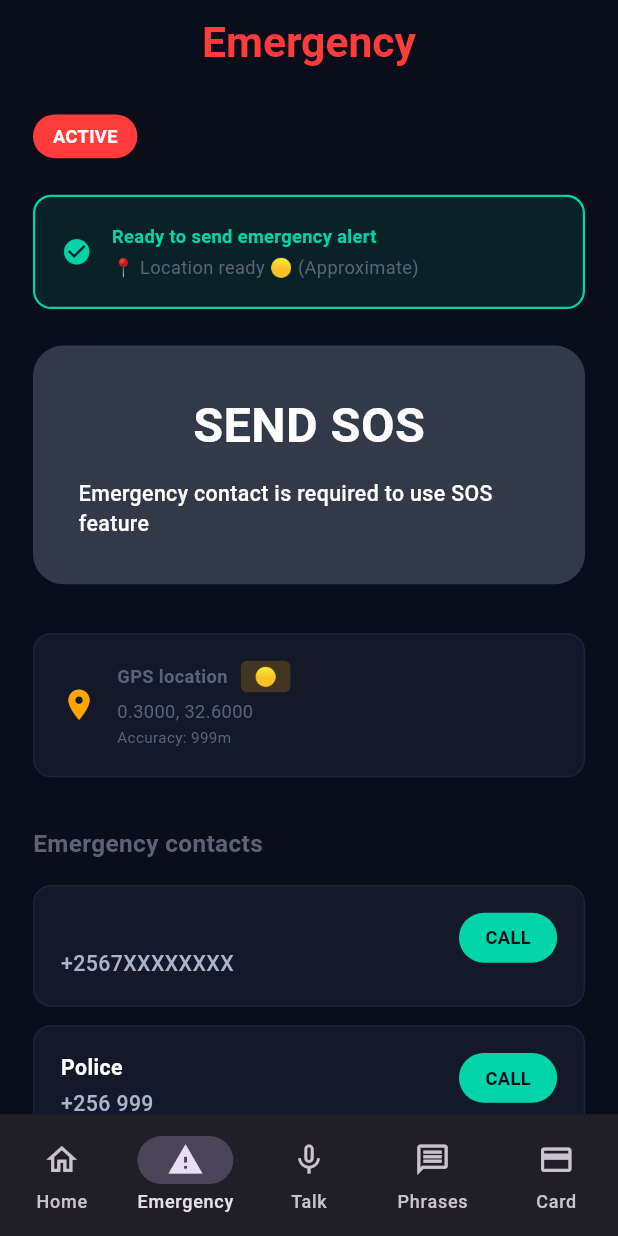
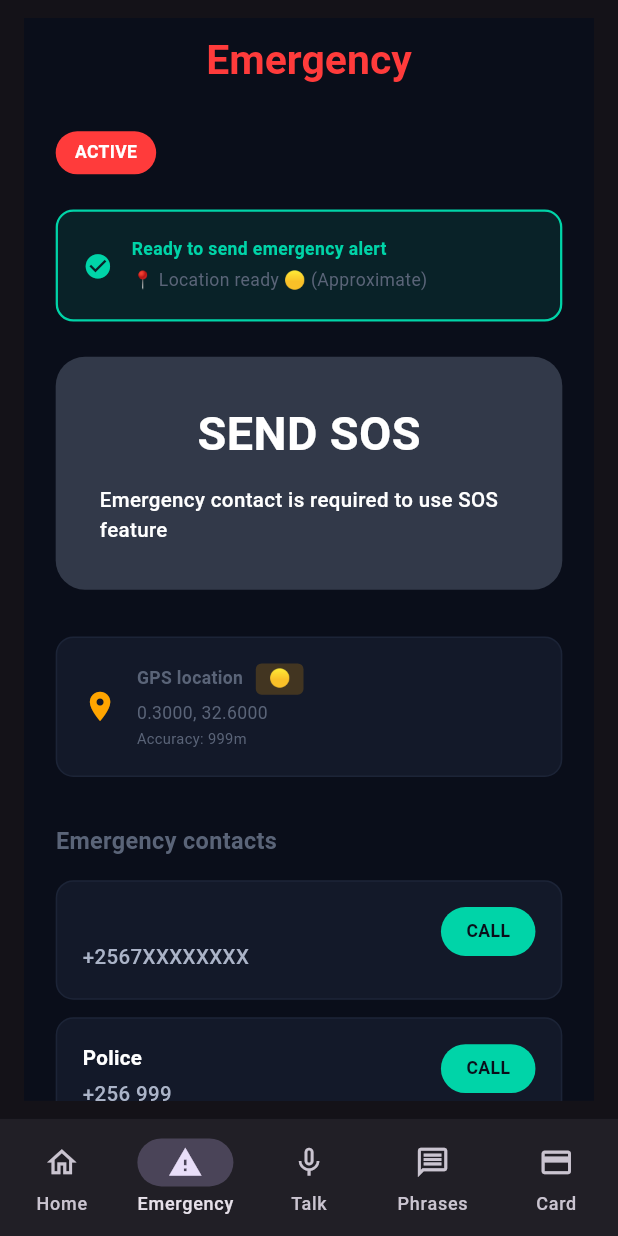
Before and after one commit to Boniface-devote/silenthelp-, a Flutter app: the EmergencyScreen screen opened by its route, on a phone screen of 412 x 824 dp. Run offline on Flutter 3.47's test engine with Material 3 defaults, Android fonts, the light colour scheme and no system bars; our stand-ins replace easy_localization, flutter_native_contact_picker_plus, flutter_riverpod, flutter_screenutil, flutter_tts, geocoding and 7 more; missing offline and left inert: a package; accounts and stored records are empty.

```diff
--- a/lib/app.dart
+++ b/lib/app.dart
@@ -27,7 +27,7 @@ class SilentHelpApp extends ConsumerWidget {
     }
 
     return ScreenUtilInit(
-      designSize: const Size(375, 812),
+      designSize: const Size(390, 844),
       minTextAdapt: true,
       splitScreenMode: true,
       builder: (context, child) {
--- a/lib/features/onboarding/onboarding_screen.dart
+++ b/lib/features/onboarding/onboarding_screen.dart
@@ -7,6 +7,7 @@ import 'package:shared_preferences/shared_preferences.dart';
 import '../../core/theme/app_colors.dart';
 import '../../core/theme/app_text_styles.dart';
 import '../../core/constants/app_constants.dart';
+import '../../shared/widgets/responsive_shell.dart';
 
 class OnboardingScreen extends ConsumerStatefulWidget {
   const OnboardingScreen({super.key});
@@ -58,7 +59,8 @@ class _OnboardingScreenState extends ConsumerState<OnboardingScreen> {
   Widget build(BuildContext context) {
     return Scaffold(
       backgroundColor: AppColors.background,
-      body: Stack(
+      body: ResponsiveShell(
+        child: Stack(
           children: [
             PageView(
               controller: _pageController,
@@ -181,6 +183,7 @@ class _OnboardingScreenState extends ConsumerState<OnboardingScreen> {
               ),
             ),
           ],
+        ),
       ),
     );
   }
--- a/lib/shared/widgets/bottom_nav.dart
+++ b/lib/shared/widgets/bottom_nav.dart
@@ -3,6 +3,7 @@ import 'package:flutter_screenutil/flutter_screenutil.dart';
 import 'package:go_router/go_router.dart';
 import '../../core/theme/app_colors.dart';
 import '../../core/constants/app_constants.dart';
+import 'responsive_shell.dart';
 
 class BottomNavScaffold extends StatefulWidget {
   final Widget child;
@@ -22,7 +23,9 @@ class _BottomNavScaffoldState extends State<BottomNavScaffold> {
   @override
   Widget build(BuildContext context) {
     return Scaffold(
-      body: widget.child,
+      body: ResponsiveShell(
+        child: widget.child,
+      ),
       bottomNavigationBar: NavigationBar(
         selectedIndex: _getSelectedIndex(context),
         onDestinationSelected: (index) {
--- /dev/null
+++ b/lib/shared/widgets/responsive_shell.dart
@@ -0,0 +1,43 @@
+import 'package:flutter/material.dart';
+
+class ResponsiveShell extends StatelessWidget {
+  final Widget child;
+  final double maxWidth;
+  final EdgeInsetsGeometry padding;
+
+  const ResponsiveShell({
+    Key? key,
+    required this.child,
+    this.maxWidth = 1200,
+    this.padding = const EdgeInsets.symmetric(horizontal: 16, vertical: 12),
+  }) : super(key: key);
+
+  @override
+  Widget build(BuildContext context) {
+    return LayoutBuilder(
+      builder: (context, constraints) {
+        final availableWidth = constraints.maxWidth.isFinite && constraints.maxWidth > 0
+            ? constraints.maxWidth
+            : MediaQuery.sizeOf(context).width;
+
+        final resolvedMaxWidth = availableWidth < maxWidth ? availableWidth : maxWidth;
+        final resolvedPadding = availableWidth > maxWidth
+            ? const EdgeInsets.symmetric(horizontal: 24, vertical: 16)
+            : padding;
+
+        return Container(
+          color: Theme.of(context).colorScheme.surface,
+          child: Center(
+            child: ConstrainedBox(
+              constraints: BoxConstraints(maxWidth: resolvedMaxWidth),
+              child: Padding(
+                padding: resolvedPadding,
+                child: child,
+              ),
+            ),
+          ),
+        );
+      },
+    );
+  }
+}
--- a/pubspec.yaml
+++ b/pubspec.yaml
@@ -2,7 +2,7 @@ name: silenthelp
 description: "SilentHelp - Communication & Emergency app for the Deaf community"
 publish_to: 'none'
 
-version: 1.0.0+1
+version: 1.0.1+2
 
 environment:
   sdk: ^3.11.4
```
Also changed, not shown: 4 other files. Lines whose indentation alone changed are shown as unchanged.
